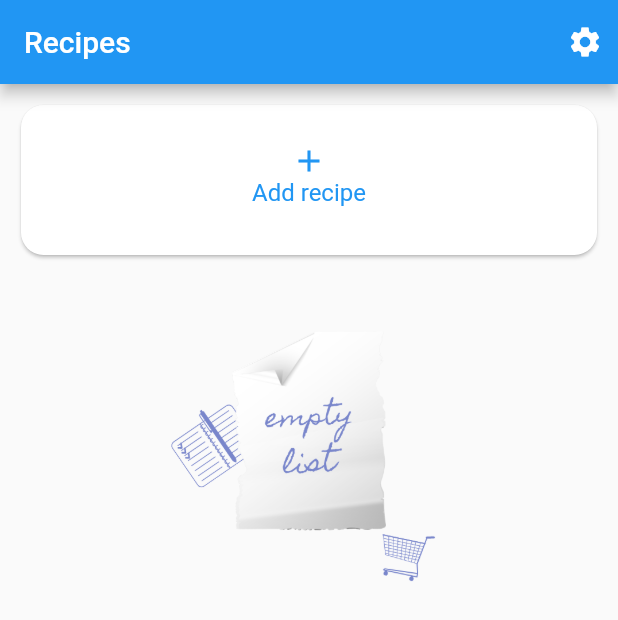
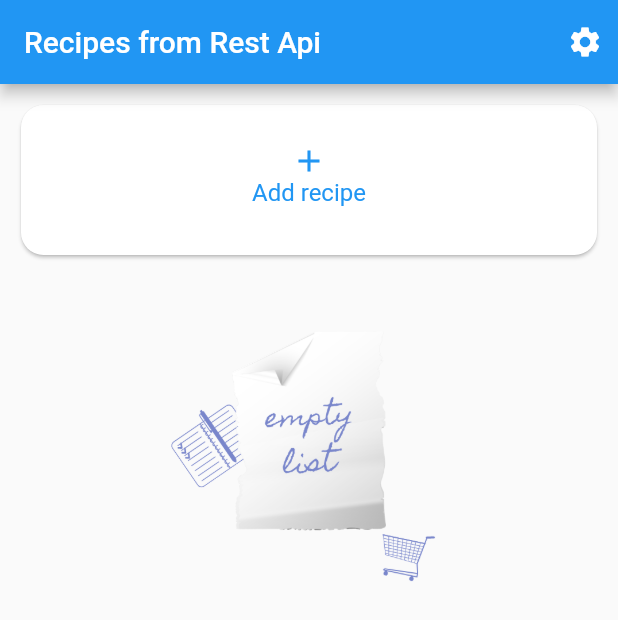
Before and after one commit to Dr34msHunt3r/dotd, a Flutter app: the screen it shows after launch, on a phone screen of 412 x 824 dp. Shown: the top 620 px of the screen. Run offline on Flutter 3.47's test engine with Material 2 defaults, Android fonts, the phone set to English and light mode, and no system bars; our stand-ins replace bloc, dio, flutter_bloc, fluttertoast; network calls fail.

Commit message:
feat: flavors app1 and app2

```diff
--- /dev/null
+++ b/lib/app_config.dart
@@ -0,0 +1,16 @@
+import 'package:flutter/material.dart';
+
+class AppConfig extends InheritedWidget {
+  AppConfig({required this.source, required this.appDisplayName, required this.appInternalId,
+  required Widget child}) : super(child: child);
+
+  final String appDisplayName;
+  final int appInternalId;
+  final String source;
+
+  static AppConfig of(BuildContext context) {
+    return context.dependOnInheritedWidgetOfExactType<AppConfig>() as AppConfig;
+  }
+  @override
+  bool updateShouldNotify(InheritedWidget oldWidget) => false;
+}
--- a/lib/main.dart
+++ b/lib/mainCommon.dart
@@ -2,6 +2,6 @@ import 'package:dotd/presentation/home.dart';
 import 'package:dotd/presentation/router.dart';
 import 'package:flutter/material.dart';
 
-void main() {
+void mainCommon() {
   runApp(  DoTD(router: AppRouter(),));
 }
--- /dev/null
+++ b/lib/main_app1.dart
@@ -0,0 +1,19 @@
+import 'package:dotd/mainCommon.dart';
+import 'package:dotd/presentation/home.dart';
+import 'package:dotd/presentation/router.dart';
+import 'package:flutter/material.dart';
+
+import 'app_config.dart';
+
+void main() {
+  var configureApp = AppConfig(
+    appDisplayName: "Recipes from Rest Api",
+    appInternalId: 1,
+    source: 'API',
+    child: DoTD(router: AppRouter()),
+  );
+
+  mainCommon();
+
+  runApp(configureApp);
+}
--- a/lib/presentation/home.dart
+++ b/lib/presentation/home.dart
@@ -1,5 +1,6 @@
 import 'package:dotd/presentation/router.dart';
 import 'package:flutter/material.dart';
+
 
 class DoTD extends StatelessWidget {
   const DoTD({Key? key, required this.router}) : super(key: key);
--- a/lib/presentation/screens/recipes_screen.dart
+++ b/lib/presentation/screens/recipes_screen.dart
@@ -4,17 +4,22 @@ import 'package:dotd/data/models/recipe_model.dart';
 import 'package:dotd/data/models/screen_arguments.dart';
 import 'package:flutter/material.dart';
 import 'package:flutter_bloc/flutter_bloc.dart';
+import 'package:dotd/app_config.dart';
 
 class RecipesScreen extends StatelessWidget {
   const RecipesScreen({Key? key}) : super(key: key);
 
   @override
-  Widget build(BuildContext context) {
+  Widget build(BuildContext context){
+    var config = AppConfig.of(context);
     BlocProvider.of<RecipesCubit>(context).fetchRecipes();
+    return _buildApp(config, context);
+  }
 
+  Widget _buildApp(AppConfig config,BuildContext context) {
     return Scaffold(
       appBar: AppBar(
-        title: const Text("Recipes"),
+        title: Text(config.appDisplayName),
         actions: [
           InkWell(
             onTap: () => Navigator.pushNamed(context, SETTINGS_APP_ROUTE),
```
Also changed, not shown: lib/main_app2.dart (added, +19 -0 lines), 7 other files.
